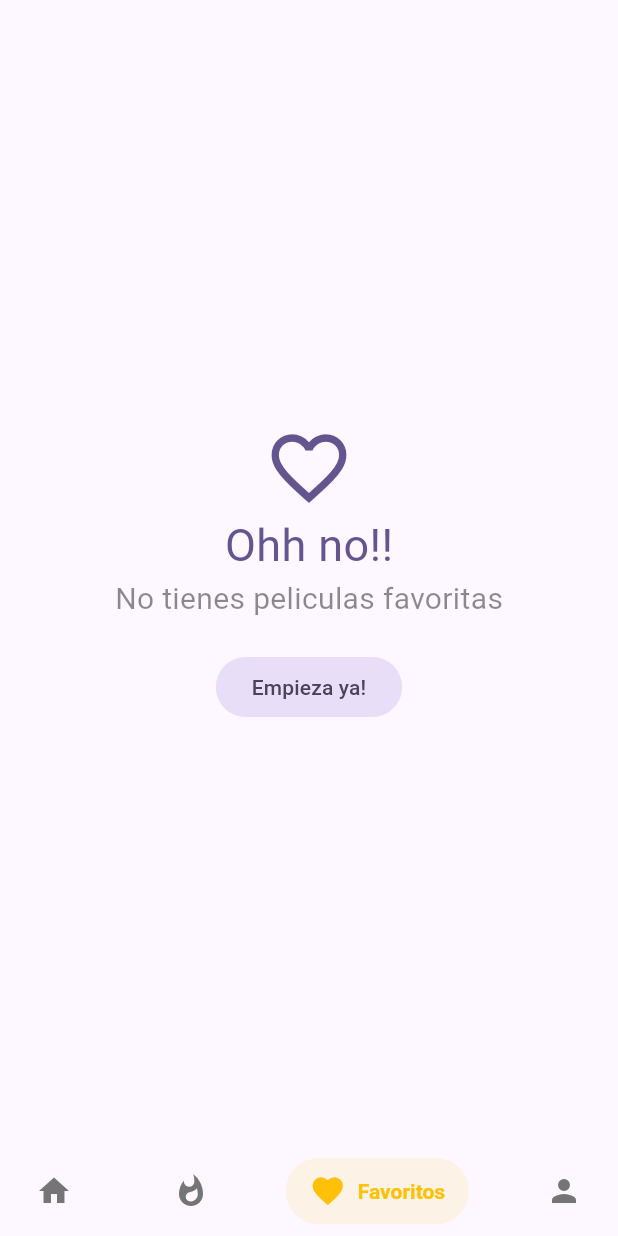
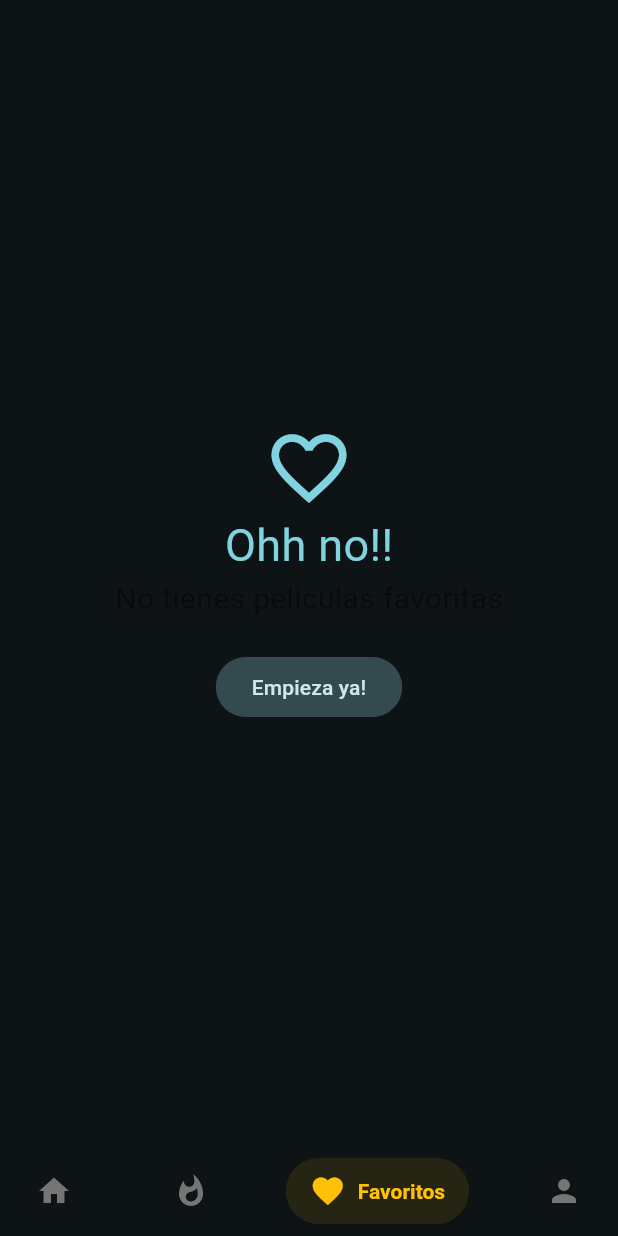
Before and after one commit to eliasDniel/FLUTTER_APP_THE_MOVIEDB, a Flutter app: the screen it shows after launch, item 3 of the bottom bar chosen, on a phone screen of 412 x 824 dp. Run offline on Flutter 3.47's test engine with Material 3 defaults, Android fonts, the phone set to English and light mode, and no system bars; drawn by our look-alikes of salomon_bottom_bar; our stand-ins replace animate_do, card_swiper, dio, flutter_dotenv, flutter_riverpod, go_router and 2 more; accounts and stored records are empty; network calls fail.

Commit message:
cambie el tema de mi app

```diff
--- a/lib/config/theme/app_theme.dart
+++ b/lib/config/theme/app_theme.dart
@@ -2,7 +2,8 @@ import 'package:flutter/material.dart';
 
 class AppTheme {
   ThemeData getTheme() => ThemeData(
-        useMaterial3: true,
-        colorSchemeSeed: const Color(0xFF6200EE), // Color base para el tema
-      );
+    useMaterial3: true,
+    colorSchemeSeed: Colors.white, // Color base para el tema
+    brightness: Brightness.dark
+  );
 }
```
